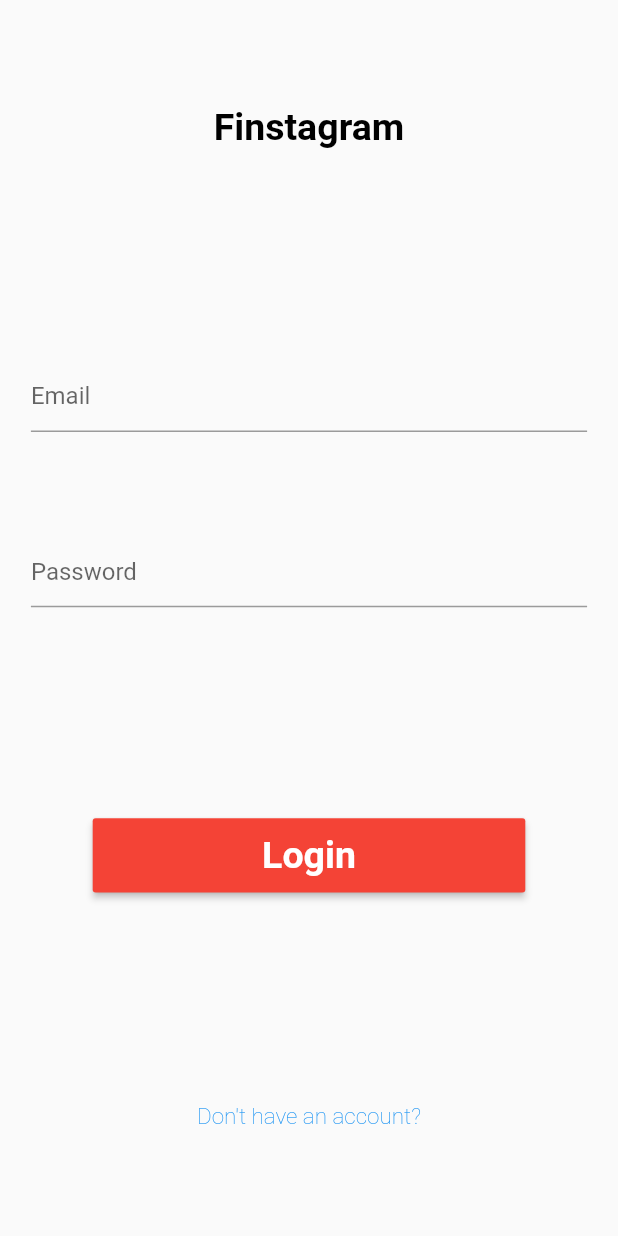
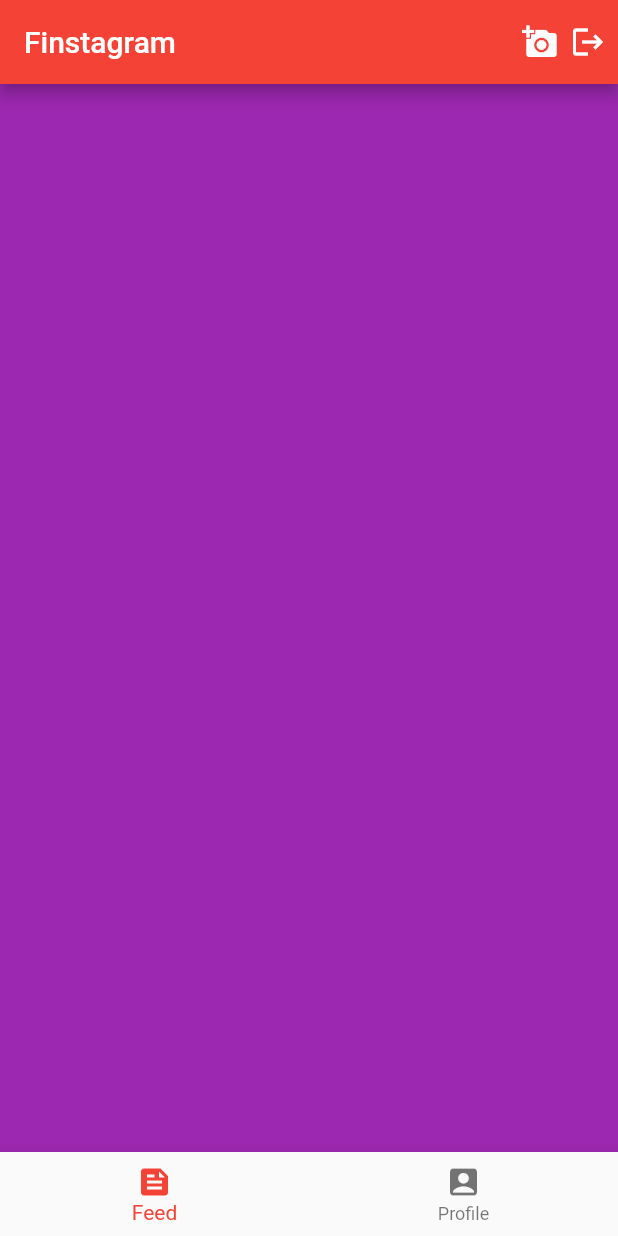
Before and after one commit to falcaozane/Finstagram, a Flutter app: the screen it shows after launch, on a phone screen of 412 x 824 dp. Run offline on Flutter 3.47's test engine with Material 2 defaults, Android fonts, the phone set to English and light mode, and no system bars; our stand-ins replace file_picker.

Commit message:
3rd commit

```diff
--- a/lib/main.dart
+++ b/lib/main.dart
@@ -1,3 +1,4 @@
+import 'package:finstagram/pages/home_page.dart';
 import 'package:finstagram/pages/login_page.dart';
 import 'package:finstagram/pages/register_page.dart';
 import 'package:flutter/material.dart';
@@ -26,10 +27,11 @@ class MyApp extends StatelessWidget {
         // is not restarted.
         primarySwatch: Colors.red,
       ),
-      initialRoute: 'login',
+      initialRoute: 'home',
       routes: {
         'register': (context) => RegisterPage(),
         'login': (context) => LoginPage(),
+        'home': (context) => HomePage(),
       },
     );
   }
--- /dev/null
+++ b/lib/pages/feed_page.dart
@@ -0,0 +1,18 @@
+import 'package:flutter/material.dart';
+
+class FeedPage extends StatefulWidget {
+  @override
+  State<StatefulWidget> createState() {
+    // TODO: implement createState
+    return _FeedPageState();
+  }
+}
+
+class _FeedPageState extends State<FeedPage> {
+  @override
+  Widget build(BuildContext context) {
+    return Container(
+      color: Colors.purple,
+    );
+  }
+}
--- /dev/null
+++ b/lib/pages/home_page.dart
@@ -0,0 +1,70 @@
+import 'package:finstagram/pages/feed_page.dart';
+import 'package:finstagram/pages/profile_page.dart';
+import 'package:flutter/material.dart';
+
+class HomePage extends StatefulWidget {
+  @override
+  State<StatefulWidget> createState() {
+    // TODO: implement createState
+    return _HomePageState();
+  }
+}
+
+class _HomePageState extends State<HomePage> {
+  int _currentPage = 0;
+  final List<Widget> _pages =  [
+    FeedPage(),
+    ProfilePage(),
+  ];
+  @override
+  Widget build(BuildContext context) {
+    // TODO: implement build
+    return Scaffold(
+      appBar: AppBar(
+        title: const Text(
+          "Finstagram",
+        ),
+        actions: [
+          GestureDetector(
+            onTap: () {},
+            child: const Icon(Icons.add_a_photo),
+          ),
+          Padding(
+            padding: const EdgeInsets.only(left: 8.0, right: 8.0),
+            child: GestureDetector(
+              onTap: () {},
+              child: const Icon(Icons.logout),
+            ),
+          ),
+        ],
+      ),
+      bottomNavigationBar: _bottomNavigatorBar(),
+      body: _pages[_currentPage],
+    );
+  }
+
+  Widget _bottomNavigatorBar() {
+    return BottomNavigationBar(
+      currentIndex: _currentPage,
+      onTap: (_index) {
+        setState(() {
+          _currentPage = _index;
+        });
+      },
+      items: const [
+        BottomNavigationBarItem(
+          label: 'Feed',
+          icon: Icon(
+            Icons.feed,
+          ),
+        ),
+        BottomNavigationBarItem(
+          label: 'Profile',
+          icon: Icon(
+            Icons.account_box,
+          ),
+        ),
+      ],
+    );
+  }
+}
--- /dev/null
+++ b/lib/pages/profile_page.dart
@@ -0,0 +1,18 @@
+import 'package:flutter/material.dart';
+
+class ProfilePage extends StatefulWidget {
+  @override
+  State<StatefulWidget> createState() {
+    // TODO: implement createState
+    return _ProfilePageState();
+  }
+}
+
+class _ProfilePageState extends State<ProfilePage> {
+  @override
+  Widget build(BuildContext context) {
+    return Container(
+      color: Colors.orange,
+    );
+  }
+}
--- a/lib/pages/register_page.dart
+++ b/lib/pages/register_page.dart
@@ -6,7 +6,6 @@ import 'package:flutter/material.dart';
 class RegisterPage extends StatefulWidget {
   @override
   State<StatefulWidget> createState() {
-    // TODO: implement createState
     return _RegisterPageSate();
   }
 }
```
